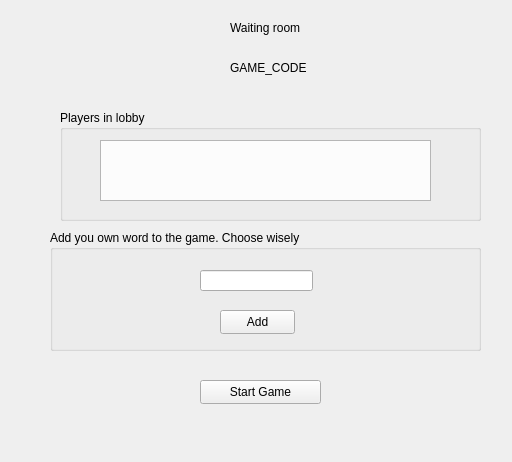
Before: the Qt Designer form Client/Client/Client/WaitingRoom.ui in ElenaLaura366/ProjectModernCpp, drawn with Qt 5.
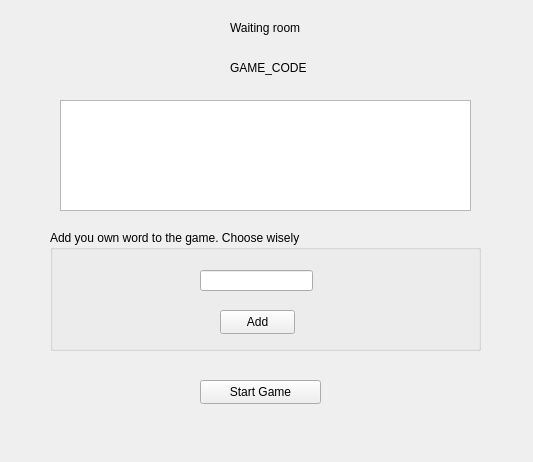
After: the same form once the commit is applied.

Commit message: I implemented a list of users when they join the waiting room

```diff
--- a/Client/Client/Client/WaitingRoom.ui
+++ b/Client/Client/Client/WaitingRoom.ui
@@ -6,7 +6,7 @@
    <rect>
     <x>0</x>
     <y>0</y>
-    <width>512</width>
+    <width>533</width>
     <height>462</height>
    </rect>
   </property>
@@ -62,16 +62,6 @@
     </property>
    </widget>
   </widget>
-  <widget class="QListView" name="listView">
-   <property name="geometry">
-    <rect>
-     <x>100</x>
-     <y>140</y>
-     <width>331</width>
-     <height>61</height>
-    </rect>
-   </property>
-  </widget>
   <widget class="QPushButton" name="startGame">
    <property name="geometry">
     <rect>
@@ -85,19 +75,6 @@
     <string>Start Game</string>
    </property>
   </widget>
-  <widget class="QGroupBox" name="groupBox_2">
-   <property name="geometry">
-    <rect>
-     <x>60</x>
-     <y>110</y>
-     <width>421</width>
-     <height>111</height>
-    </rect>
-   </property>
-   <property name="title">
-    <string>Players in lobby</string>
-   </property>
-  </widget>
   <widget class="QLabel" name="label_2">
    <property name="geometry">
     <rect>
@@ -111,6 +88,16 @@
     <string>GAME_CODE</string>
    </property>
   </widget>
+  <widget class="QListWidget" name="listWidget">
+   <property name="geometry">
+    <rect>
+     <x>60</x>
+     <y>100</y>
+     <width>411</width>
+     <height>111</height>
+    </rect>
+   </property>
+  </widget>
  </widget>
  <layoutdefault spacing="6" margin="11"/>
  <resources/>
```
The commit also changes 9 other files.
